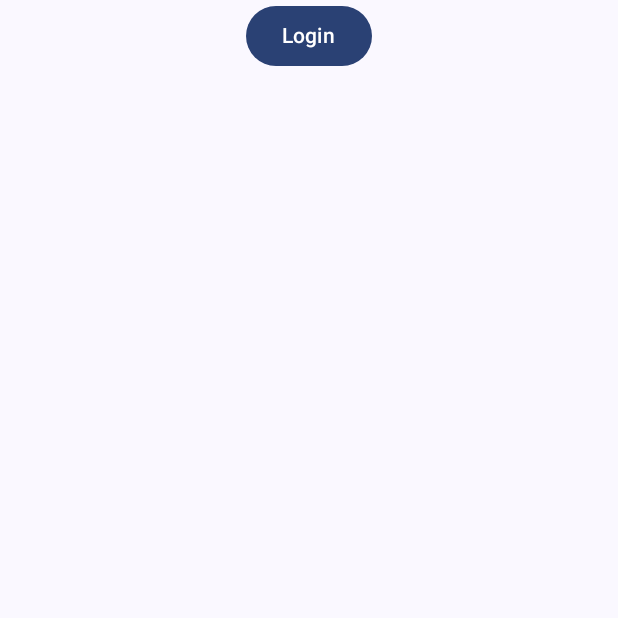
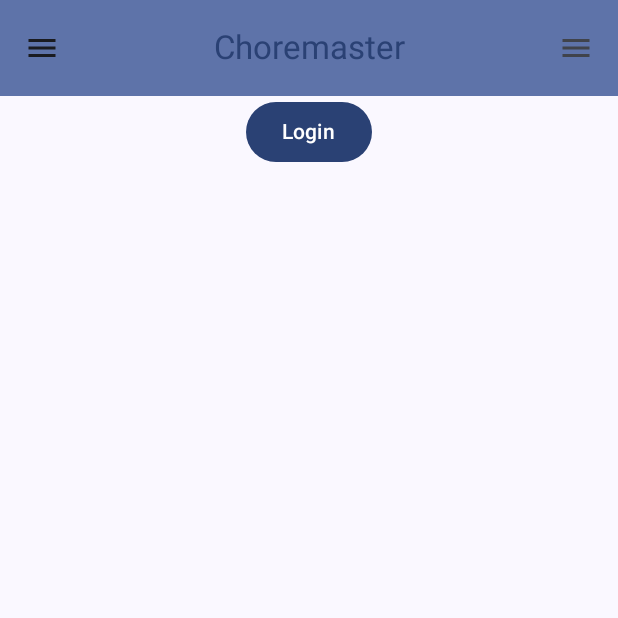
Before and after one commit to philgenstock/choremaster, an Android app built with Jetpack Compose: the screen it shows after launch (MainActivity), on a phone screen of 412 x 824 dp, the top half of it. Run offline under Robolectric (Android 15) with nearby library versions, the phone set to English and light mode, and no system bars.

Commit message:
Move MainScreen logic to a separate class and include topbar

```diff
--- a/app/app/src/main/java/de/philgenstock/choremaster/MainActivity.kt
+++ b/app/app/src/main/java/de/philgenstock/choremaster/MainActivity.kt
@@ -4,22 +4,10 @@ import android.os.Bundle
 import androidx.activity.ComponentActivity
 import androidx.activity.compose.setContent
 import androidx.activity.enableEdgeToEdge
-import androidx.compose.foundation.layout.Column
-import androidx.compose.foundation.layout.Spacer
-import androidx.compose.foundation.layout.fillMaxSize
-import androidx.compose.foundation.layout.height
-import androidx.compose.foundation.layout.padding
-import androidx.compose.material3.Scaffold
-import androidx.compose.runtime.collectAsState
-import androidx.compose.runtime.getValue
-import androidx.compose.ui.Alignment
-import androidx.compose.ui.Modifier
-import androidx.compose.ui.unit.dp
 import de.philgenstock.choremaster.data.TokenDataStore
-import de.philgenstock.choremaster.ui.components.HouseholdList
-import de.philgenstock.choremaster.ui.components.LoginButton
-import de.philgenstock.choremaster.ui.theme.ChoremasterTheme
+import de.philgenstock.choremaster.ui.components.MainScreen
 import org.koin.android.ext.android.inject
+import kotlin.getValue
 
 class MainActivity : ComponentActivity() {
     private val tokenDataStore: TokenDataStore by inject()
@@ -28,26 +16,7 @@ class MainActivity : ComponentActivity() {
         super.onCreate(savedInstanceState)
         enableEdgeToEdge()
         setContent {
-            ChoremasterTheme {
-                Scaffold(modifier = Modifier.fillMaxSize()) { innerPadding ->
-                    val token by tokenDataStore.getToken().collectAsState(initial = null)
-
-                    Column(
-                        modifier =
-                            Modifier
-                                .fillMaxSize()
-                                .padding(innerPadding),
-                        horizontalAlignment = Alignment.CenterHorizontally,
-                    ) {
-                        LoginButton(modifier = Modifier.padding(top = 16.dp))
-
-                        Spacer(modifier = Modifier.height(16.dp))
-                        if (!token.isNullOrEmpty()) {
-                            HouseholdList(modifier = Modifier.weight(1f))
-                        }
-                    }
-                }
-            }
+            MainScreen(tokenDataStore = tokenDataStore)
         }
     }
 
--- /dev/null
+++ b/app/app/src/main/java/de/philgenstock/choremaster/ui/components/MainScreen.kt
@@ -0,0 +1,89 @@
+package de.philgenstock.choremaster.ui.components
+
+import androidx.compose.foundation.layout.Column
+import androidx.compose.foundation.layout.Spacer
+import androidx.compose.foundation.layout.fillMaxSize
+import androidx.compose.foundation.layout.height
+import androidx.compose.foundation.layout.padding
+import androidx.compose.material.icons.Icons
+import androidx.compose.material.icons.filled.Menu
+import androidx.compose.material3.CenterAlignedTopAppBar
+import androidx.compose.material3.ExperimentalMaterial3Api
+import androidx.compose.material3.Icon
+import androidx.compose.material3.IconButton
+import androidx.compose.material3.MaterialTheme
+import androidx.compose.material3.Scaffold
+import androidx.compose.material3.Text
+import androidx.compose.material3.TopAppBarDefaults
+import androidx.compose.material3.rememberTopAppBarState
+import androidx.compose.runtime.Composable
+import androidx.compose.runtime.collectAsState
+import androidx.compose.runtime.getValue
+import androidx.compose.ui.Alignment
+import androidx.compose.ui.Modifier
+import androidx.compose.ui.text.style.TextOverflow
+import androidx.compose.ui.unit.dp
+import de.philgenstock.choremaster.data.TokenDataStore
+import de.philgenstock.choremaster.ui.theme.ChoremasterTheme
+import kotlin.getValue
+
+@OptIn(ExperimentalMaterial3Api::class)
+@Composable
+fun MainScreen(tokenDataStore: TokenDataStore) {
+    val scrollBehavior = TopAppBarDefaults.pinnedScrollBehavior(rememberTopAppBarState())
+    ChoremasterTheme {
+        Scaffold(
+            modifier = Modifier.fillMaxSize(),
+            topBar = {
+                CenterAlignedTopAppBar(
+                    colors =
+                        TopAppBarDefaults.centerAlignedTopAppBarColors(
+                            containerColor = MaterialTheme.colorScheme.primaryContainer,
+                            titleContentColor = MaterialTheme.colorScheme.primary,
+                        ),
+                    title = {
+                        Text(
+                            "Choremaster",
+                            maxLines = 1,
+                            overflow = TextOverflow.Ellipsis,
+                        )
+                    },
+                    navigationIcon = {
+                        IconButton(onClick = { /* do something */ }) {
+                            Icon(
+                                imageVector = Icons.Filled.Menu,
+                                contentDescription = "Localized description",
+                            )
+                        }
+                    },
+                    actions = {
+                        IconButton(onClick = { /* do something */ }) {
+                            Icon(
+                                imageVector = Icons.Filled.Menu,
+                                contentDescription = "Localized description",
+                            )
+                        }
+                    },
+                    scrollBehavior = scrollBehavior,
+                )
+            },
+        ) { innerPadding ->
+            val token by tokenDataStore.getToken().collectAsState(initial = null)
+
+            Column(
+                modifier =
+                    Modifier
+                        .fillMaxSize()
+                        .padding(innerPadding),
+                horizontalAlignment = Alignment.CenterHorizontally,
+            ) {
+                LoginButton(modifier = Modifier.padding(top = 16.dp))
+
+                Spacer(modifier = Modifier.height(16.dp))
+                if (!token.isNullOrEmpty()) {
+                    HouseholdList(modifier = Modifier.weight(1f))
+                }
+            }
+        }
+    }
+}
```
